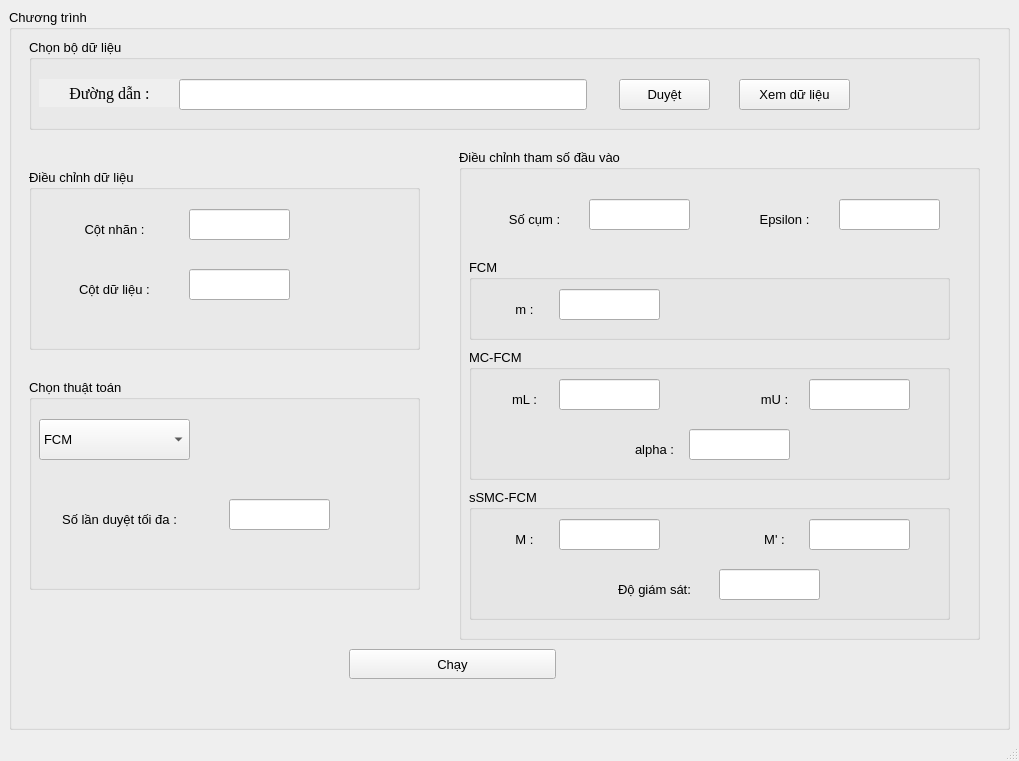
QuanBKIT1/Project1, file designer/Project1_UI.ui: the form before one commit.
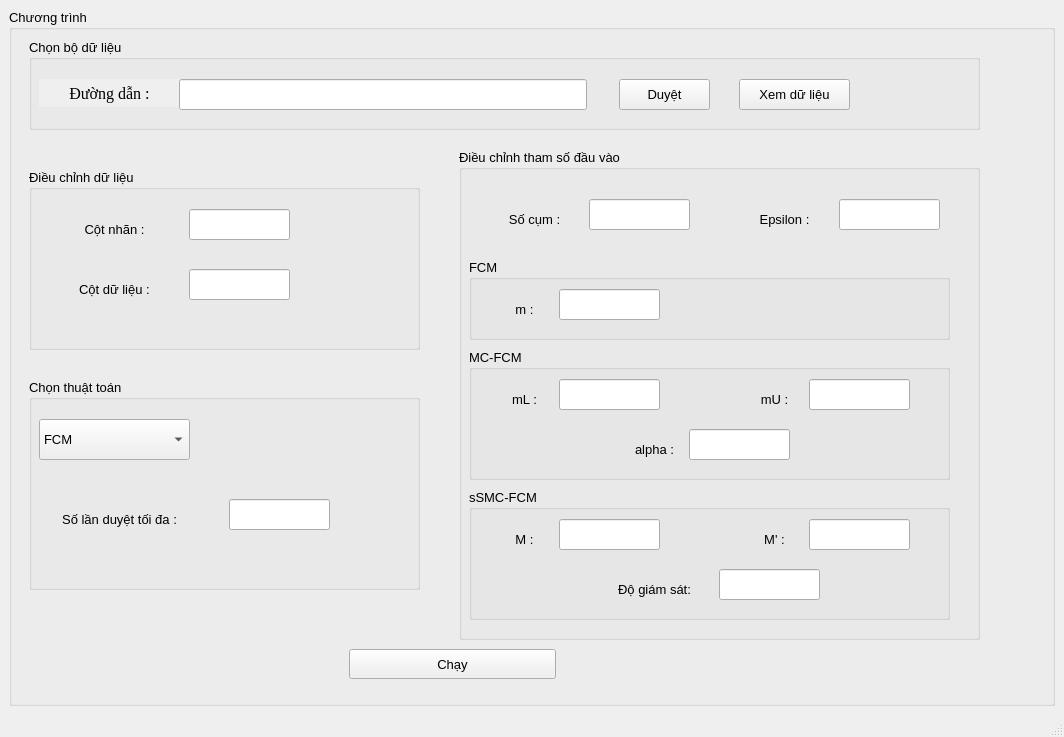
The form after the commit.

What changed in the file:
```diff
--- a/designer/Project1_UI.ui
+++ b/designer/Project1_UI.ui
@@ -6,8 +6,8 @@
    <rect>
     <x>0</x>
     <y>0</y>
-    <width>1019</width>
-    <height>761</height>
+    <width>1064</width>
+    <height>737</height>
    </rect>
   </property>
   <property name="windowTitle">
@@ -18,7 +18,7 @@
   </property>
   <widget class="QWidget" name="centralwidget">
    <layout class="QGridLayout" name="gridLayout">
-    <item row="0" column="2">
+    <item row="0" column="0">
      <widget class="QGroupBox" name="groupBox_2">
       <property name="font">
        <font>
```
Left out of the diff: 26 changed lines with no effect on the pictures.
